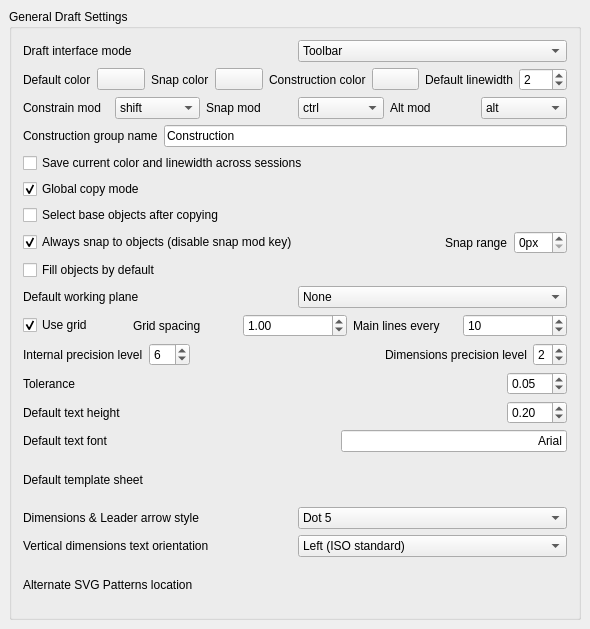
berndhahnebach/All_FreeCAD, file src/Mod/Draft/Resources/ui/userprefs-base.ui: the form before one commit.
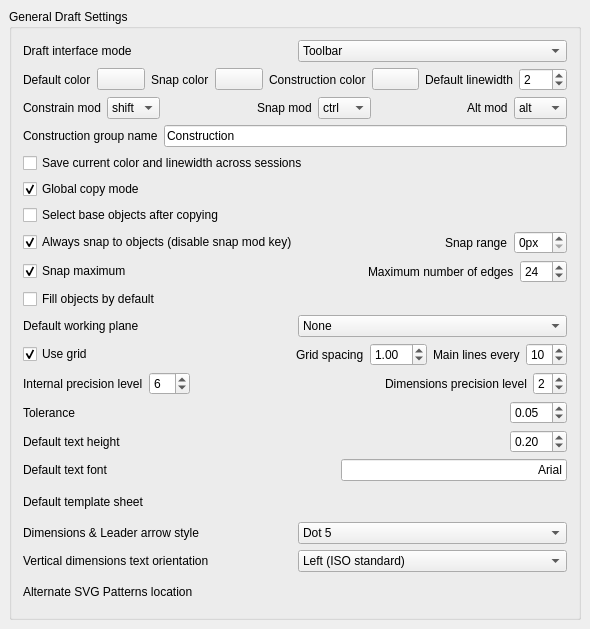
The form after the commit. Custom widgets are drawn as their Qt base class.

Commit message: + started implementing the new Draft snap

```diff
--- a/src/Mod/Draft/Resources/ui/userprefs-base.ui
+++ b/src/Mod/Draft/Resources/ui/userprefs-base.ui
@@ -205,6 +205,19 @@
           </item>
          </widget>
         </item>
+        <item>
+         <spacer name="horizontalSpacer_5">
+          <property name="orientation">
+           <enum>Qt::Horizontal</enum>
+          </property>
+          <property name="sizeHint" stdset="0">
+           <size>
+            <width>40</width>
+            <height>20</height>
+           </size>
+          </property>
+         </spacer>
+        </item>
         <item>
          <widget class="QLabel" name="label_21">
           <property name="text">
@@ -243,6 +256,19 @@
           </item>
          </widget>
         </item>
+        <item>
+         <spacer name="horizontalSpacer_6">
+          <property name="orientation">
+           <enum>Qt::Horizontal</enum>
+          </property>
+          <property name="sizeHint" stdset="0">
+           <size>
+            <width>40</width>
+            <height>20</height>
+           </size>
+          </property>
+         </spacer>
+        </item>
         <item>
          <widget class="QLabel" name="label_22">
           <property name="text">
@@ -432,6 +458,68 @@
         </item>
        </layout>
       </item>
+      <item>
+       <layout class="QHBoxLayout" name="horizontalLayout_20">
+        <item>
+         <widget class="Gui::PrefCheckBox" name="gui::prefcheckbox_4">
+          <property name="toolTip">
+           <string>If this is checked, snapping will not occur against objects with more than the indicated number of edges</string>
+          </property>
+          <property name="text">
+           <string>Snap maximum</string>
+          </property>
+          <property name="checked">
+           <bool>true</bool>
+          </property>
+          <property name="prefEntry" stdset="0">
+           <cstring>maxSnap</cstring>
+          </property>
+          <property name="prefPath" stdset="0">
+           <cstring>Mod/Draft</cstring>
+          </property>
+         </widget>
+        </item>
+        <item>
+         <spacer name="horizontalSpacer">
+          <property name="orientation">
+           <enum>Qt::Horizontal</enum>
+          </property>
+          <property name="sizeHint" stdset="0">
+           <size>
+            <width>40</width>
+            <height>20</height>
+           </size>
+          </property>
+         </spacer>
+        </item>
+        <item>
+         <widget class="QLabel" name="label_23">
+          <property name="toolTip">
+           <string>Maximum number of edges to be considered for snapping</string>
+          </property>
+          <property name="text">
+           <string>Maximum number of edges</string>
+          </property>
+         </widget>
+        </item>
+        <item>
+         <widget class="Gui::PrefSpinBox" name="gui::prefspinbox_6">
+          <property name="maximum">
+           <number>999</number>
+          </property>
+          <property name="value">
+           <number>24</number>
+          </property>
+          <property name="prefEntry" stdset="0">
+           <cstring>maxSnapEdges</cstring>
+          </property>
+          <property name="prefPath" stdset="0">
+           <cstring>Mod/Draft</cstring>
+          </property>
+         </widget>
+        </item>
+       </layout>
+      </item>
       <item>
        <layout class="QHBoxLayout" name="horizontalLayout_8">
         <item>
@@ -514,6 +602,19 @@
           </property>
          </widget>
         </item>
+        <item>
+         <spacer name="horizontalSpacer_7">
+          <property name="orientation">
+           <enum>Qt::Horizontal</enum>
+          </property>
+          <property name="sizeHint" stdset="0">
+           <size>
+            <width>40</width>
+            <height>20</height>
+           </size>
+          </property>
+         </spacer>
+        </item>
         <item>
          <widget class="QLabel" name="label_15">
           <property name="text">
@@ -640,6 +741,19 @@
           </property>
          </widget>
         </item>
+        <item>
+         <spacer name="horizontalSpacer_8">
+          <property name="orientation">
+           <enum>Qt::Horizontal</enum>
+          </property>
+          <property name="sizeHint" stdset="0">
+           <size>
+            <width>40</width>
+            <height>20</height>
+           </size>
+          </property>
+         </spacer>
+        </item>
         <item>
          <widget class="Gui::PrefDoubleSpinBox" name="gui::prefdoublespinbox">
           <property name="maximumSize">
@@ -680,6 +794,19 @@
           </property>
          </widget>
         </item>
+        <item>
+         <spacer name="horizontalSpacer_9">
+          <property name="orientation">
+           <enum>Qt::Horizontal</enum>
+          </property>
+          <property name="sizeHint" stdset="0">
+           <size>
+            <width>40</width>
+            <height>20</height>
+           </size>
+          </property>
+         </spacer>
+        </item>
         <item>
          <widget class="Gui::PrefDoubleSpinBox" name="gui::prefdoublespinbox_2">
           <property name="maximumSize">
```
Left out of the diff: 80 changed lines with no effect on the pictures. The commit also changes 7 other files.
